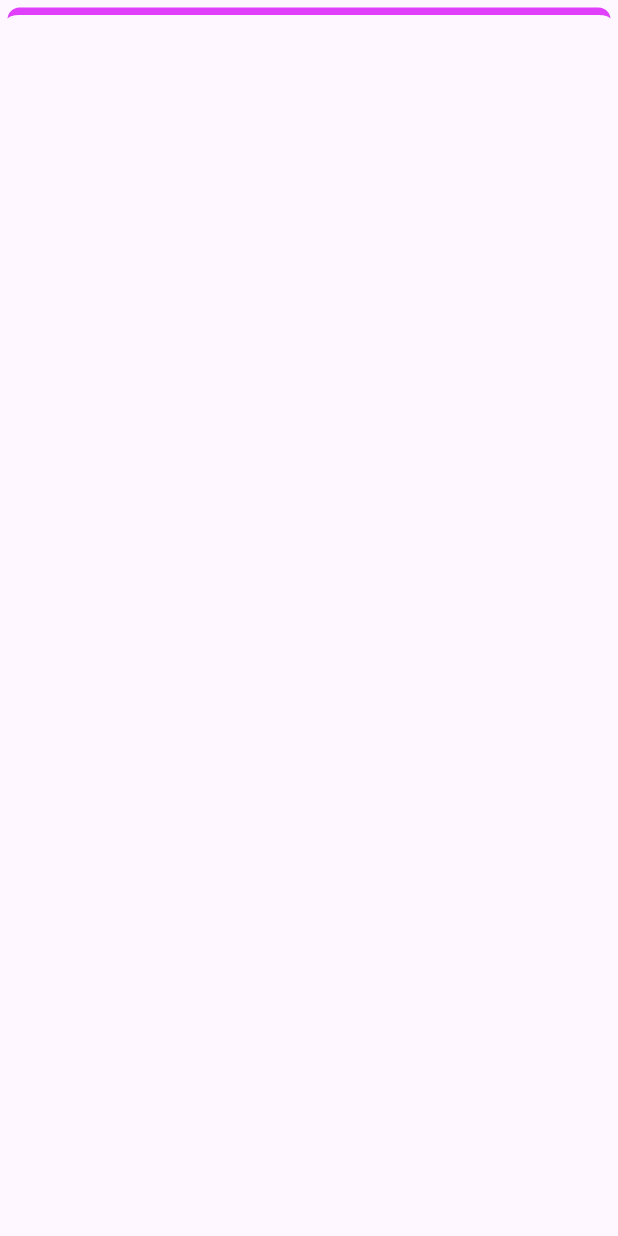
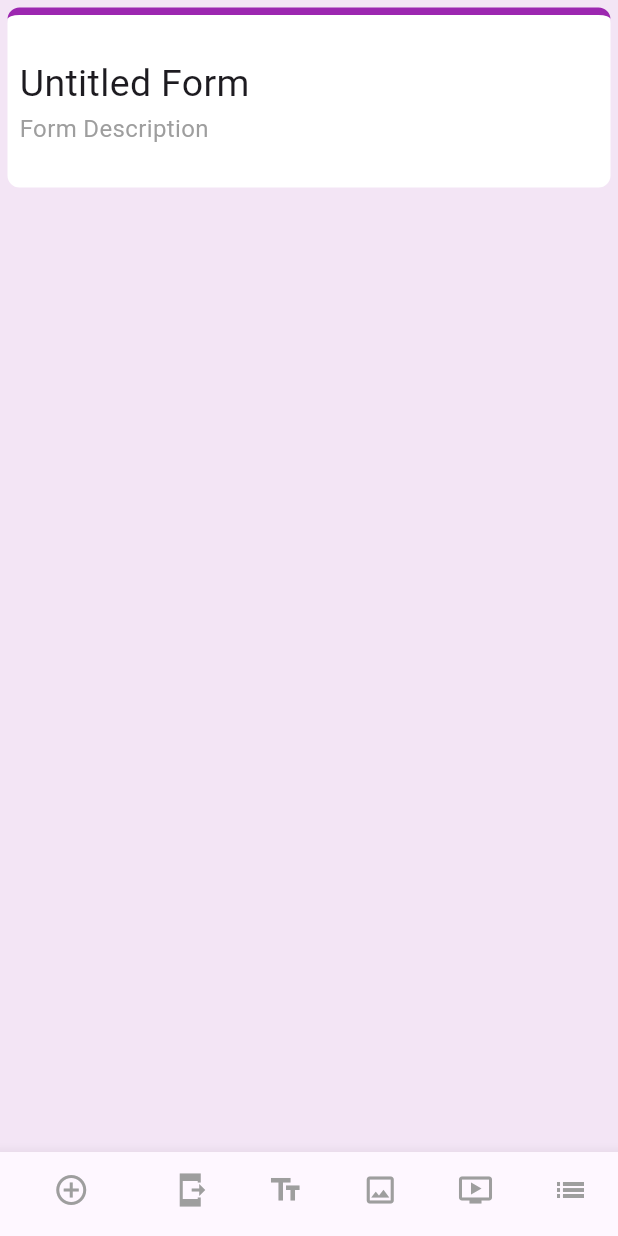
Before and after one commit to haudevops/flutter_google_form, a Flutter app: the screen it shows after launch, on a phone screen of 412 x 824 dp. Run offline on Flutter 3.47's test engine with Material 3 defaults, Android fonts, the light colour scheme and no system bars; our stand-ins replace bloc.

Commit message:
Start base flutter google form

```diff
--- a/lib/create_form/create_form_view.dart
+++ b/lib/create_form/create_form_view.dart
@@ -8,13 +8,23 @@ class CreateFormView extends StatefulWidget {
 }
 
 class _CreateFormViewState extends State<CreateFormView> {
+  // controller
   final titleController = TextEditingController();
   final titleDescriptionController = TextEditingController();
 
+  //index bottom bar
+  int selectIndex = 0;
+
+  void _onItemTapped(int index) {
+    setState(() {
+      selectIndex = index;
+    });
+  }
 
   @override
   Widget build(BuildContext context) {
     return Scaffold(
+      backgroundColor: Colors.purple[50],
       body: Container(
         height: MediaQuery.of(context).size.height,
         width: MediaQuery.of(context).size.width,
@@ -25,6 +35,41 @@ class _CreateFormViewState extends State<CreateFormView> {
           ],
         ),
       ),
+      bottomNavigationBar: BottomNavigationBar(
+        unselectedItemColor: Colors.grey,
+        showSelectedLabels: false,
+        selectedFontSize: 12,
+        unselectedFontSize: 12,
+        items: const <BottomNavigationBarItem>[
+          BottomNavigationBarItem(
+            icon: Icon(Icons.add_circle_outline_sharp),
+            label: ''
+          ),
+          BottomNavigationBarItem(
+            icon: Icon(Icons.send_to_mobile_sharp),
+              label: ''
+          ),
+          BottomNavigationBarItem(
+            icon: Icon(Icons.text_fields),
+              label: ''
+          ),
+          BottomNavigationBarItem(
+              icon: Icon(Icons.image_outlined),
+              label: ''
+          ),
+          BottomNavigationBarItem(
+              icon: Icon(Icons.ondemand_video_outlined),
+              label: ''
+          ),
+          BottomNavigationBarItem(
+              icon: Icon(Icons.list_outlined),
+              label: ''
+          ),
+        ],
+        currentIndex: selectIndex,
+        selectedItemColor: Colors.grey,
+        onTap: _onItemTapped,
+      ),
     );
   }
 
@@ -34,14 +79,20 @@ class _CreateFormViewState extends State<CreateFormView> {
       height: 120,
       decoration: BoxDecoration(
         borderRadius: BorderRadius.circular(8),
-        border: const Border(top: BorderSide(width: 5, color: Colors.purpleAccent))
+        color: Colors.white,
+        border: const Border(top: BorderSide(width: 5, color: Colors.purple))
       ),
       child: Column(
+        mainAxisAlignment: MainAxisAlignment.center,
         mainAxisSize: MainAxisSize.min,
         children: [
           Container(
             width: MediaQuery.of(context).size.width,
-            height: 80,
+            child: Text('Untitled Form', style: TextStyle(fontWeight: FontWeight.w400, fontSize: 25),),
+          ),
+          Container(
+            width: MediaQuery.of(context).size.width,
+            child: Text('Form Description', style: TextStyle(fontWeight: FontWeight.w400, fontSize: 16, color: Colors.grey),),
           )
         ],
       ),
```
